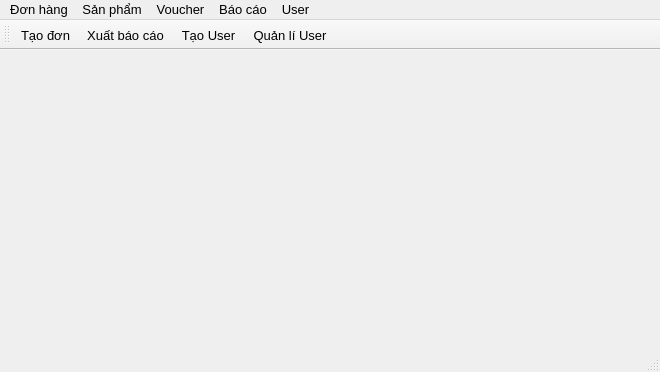
Above: mainwindow.ui from si13ncer/DoAnCTDL before the change. Below: the same form after it.
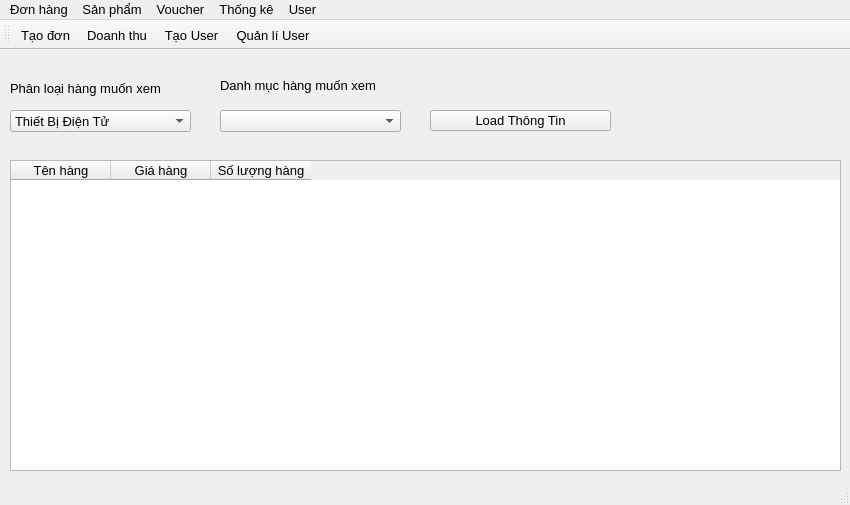
That is the form after the change. Icons and pictures are not drawn.

```diff
--- a/mainwindow.ui
+++ b/mainwindow.ui
@@ -6,8 +6,8 @@
    <rect>
     <x>0</x>
     <y>0</y>
-    <width>660</width>
-    <height>372</height>
+    <width>850</width>
+    <height>505</height>
    </rect>
   </property>
   <property name="font">
@@ -22,10 +22,10 @@
    <widget class="QLabel" name="label">
     <property name="geometry">
      <rect>
-      <x>130</x>
-      <y>60</y>
-      <width>411</width>
-      <height>211</height>
+      <x>640</x>
+      <y>10</y>
+      <width>201</width>
+      <height>91</height>
      </rect>
     </property>
     <property name="text">
@@ -38,13 +38,184 @@
      <bool>true</bool>
     </property>
    </widget>
+   <widget class="QPushButton" name="btnload">
+    <property name="geometry">
+     <rect>
+      <x>430</x>
+      <y>60</y>
+      <width>181</width>
+      <height>21</height>
+     </rect>
+    </property>
+    <property name="text">
+     <string>Load Thông Tin</string>
+    </property>
+   </widget>
+   <widget class="QLabel" name="label_2">
+    <property name="geometry">
+     <rect>
+      <x>10</x>
+      <y>30</y>
+      <width>161</width>
+      <height>16</height>
+     </rect>
+    </property>
+    <property name="text">
+     <string>Phân loại hàng muốn xem</string>
+    </property>
+   </widget>
+   <widget class="QComboBox" name="cbxdmh">
+    <property name="geometry">
+     <rect>
+      <x>220</x>
+      <y>60</y>
+      <width>181</width>
+      <height>22</height>
+     </rect>
+    </property>
+   </widget>
+   <widget class="QTableWidget" name="tblkhohang">
+    <property name="geometry">
+     <rect>
+      <x>10</x>
+      <y>110</y>
+      <width>831</width>
+      <height>311</height>
+     </rect>
+    </property>
+    <property name="sizePolicy">
+     <sizepolicy hsizetype="Expanding" vsizetype="Expanding">
+      <horstretch>0</horstretch>
+      <verstretch>0</verstretch>
+     </sizepolicy>
+    </property>
+    <column>
+     <property name="text">
+      <string>Tên hàng</string>
+     </property>
+     <property name="background">
+      <color>
+       <red>170</red>
+       <green>255</green>
+       <blue>255</blue>
+      </color>
+     </property>
+    </column>
+    <column>
+     <property name="text">
+      <string>Giá hàng</string>
+     </property>
+     <property name="background">
+      <color>
+       <red>0</red>
+       <green>170</green>
+       <blue>255</blue>
+      </color>
+     </property>
+    </column>
+    <column>
+     <property name="text">
+      <string>Số lượng hàng</string>
+     </property>
+     <property name="background">
+      <color>
+       <red>0</red>
+       <green>170</green>
+       <blue>0</blue>
+      </color>
+     </property>
+    </column>
+   </widget>
+   <widget class="QComboBox" name="cbxplh">
+    <property name="geometry">
+     <rect>
+      <x>10</x>
+      <y>60</y>
+      <width>181</width>
+      <height>22</height>
+     </rect>
+    </property>
+    <item>
+     <property name="text">
+      <string>Thiết Bị Điện Tử</string>
+     </property>
+    </item>
+    <item>
+     <property name="text">
+      <string>Phụ Kiện Điện Tử</string>
+     </property>
+    </item>
+    <item>
+     <property name="text">
+      <string>TV &amp; Thiết Bị Điện Gia Dụng</string>
+     </property>
+    </item>
+    <item>
+     <property name="text">
+      <string>Sức Khoẻ &amp; Làm Đẹp</string>
+     </property>
+    </item>
+    <item>
+     <property name="text">
+      <string>Hàng Mẹ, Bé &amp; Đồ Chơi</string>
+     </property>
+    </item>
+    <item>
+     <property name="text">
+      <string>Siêu Thị Tạp Hoá</string>
+     </property>
+    </item>
+    <item>
+     <property name="text">
+      <string>Hàng Gia Dụng &amp; Đời Sống</string>
+     </property>
+    </item>
+    <item>
+     <property name="text">
+      <string>Thời Trang Nữ</string>
+     </property>
+    </item>
+    <item>
+     <property name="text">
+      <string>Thời Trang Nam</string>
+     </property>
+    </item>
+    <item>
+     <property name="text">
+      <string>Phụ Kiện Thời Trang</string>
+     </property>
+    </item>
+    <item>
+     <property name="text">
+      <string>Thể Thao &amp; Du Lịch</string>
+     </property>
+    </item>
+    <item>
+     <property name="text">
+      <string>Ôtô, Xe Máy &amp; Thiết Bị Định Vị</string>
+     </property>
+    </item>
+   </widget>
+   <widget class="QLabel" name="label_3">
+    <property name="geometry">
+     <rect>
+      <x>220</x>
+      <y>20</y>
+      <width>171</width>
+      <height>31</height>
+     </rect>
+    </property>
+    <property name="text">
+     <string>Danh mục hàng muốn xem</string>
+    </property>
+   </widget>
   </widget>
   <widget class="QMenuBar" name="menubar">
    <property name="geometry">
     <rect>
      <x>0</x>
      <y>0</y>
-     <width>660</width>
+     <width>850</width>
      <height>21</height>
     </rect>
    </property>
@@ -73,7 +244,7 @@
    </widget>
    <widget class="QMenu" name="menuB_o_c_o">
     <property name="title">
-     <string>Báo cáo</string>
+     <string>Thống kê</string>
     </property>
     <addaction name="actBaocao"/>
    </widget>
@@ -110,7 +281,7 @@
     <bool>false</bool>
    </attribute>
    <addaction name="actTaodon"/>
-   <addaction name="actBaocao"/>
+   <addaction name="actionDoanh_thu"/>
    <addaction name="actTaouser"/>
    <addaction name="actQliUser"/>
   </widget>
@@ -168,15 +339,6 @@
     <string>Quản lí User</string>
    </property>
   </action>
-  <action name="actBaocao">
-   <property name="icon">
-    <iconset resource="res.qrc">
-     <normaloff>:/res/res/icon/baocao.png</normaloff>:/res/res/icon/baocao.png</iconset>
-   </property>
-   <property name="text">
-    <string>Xuất báo cáo</string>
-   </property>
-  </action>
   <action name="actDsdon">
    <property name="text">
     <string>Danh sách đơn</string>
@@ -192,6 +354,15 @@
     <string>Danh mục sản phẩm</string>
    </property>
   </action>
+  <action name="actionDoanh_thu">
+   <property name="icon">
+    <iconset resource="res.qrc">
+     <normaloff>:/res/res/icon/baocao.png</normaloff>:/res/res/icon/baocao.png</iconset>
+   </property>
+   <property name="text">
+    <string>Doanh thu</string>
+   </property>
+  </action>
  </widget>
  <resources>
   <include location="res.qrc"/>
```
Left out of the diff: 2 changed lines with no effect on the pictures.
